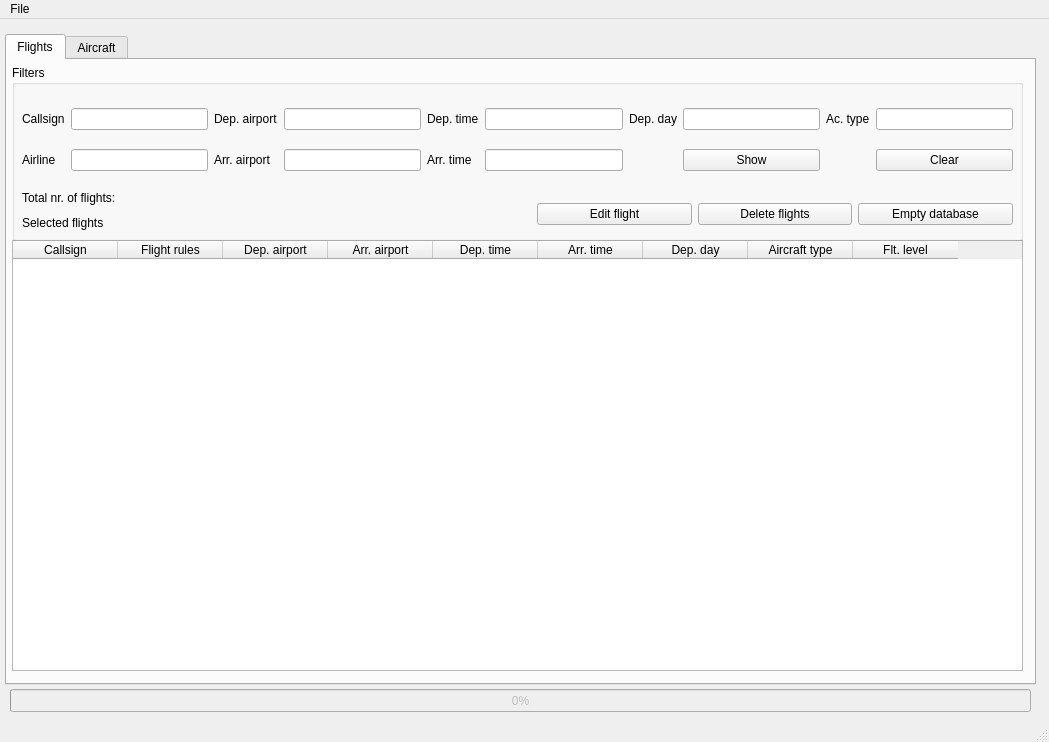
The window that ScheduleUi/MainWindow.ui (kantooon/ScheduleViewer) describes before a commit, drawn with Qt 5.
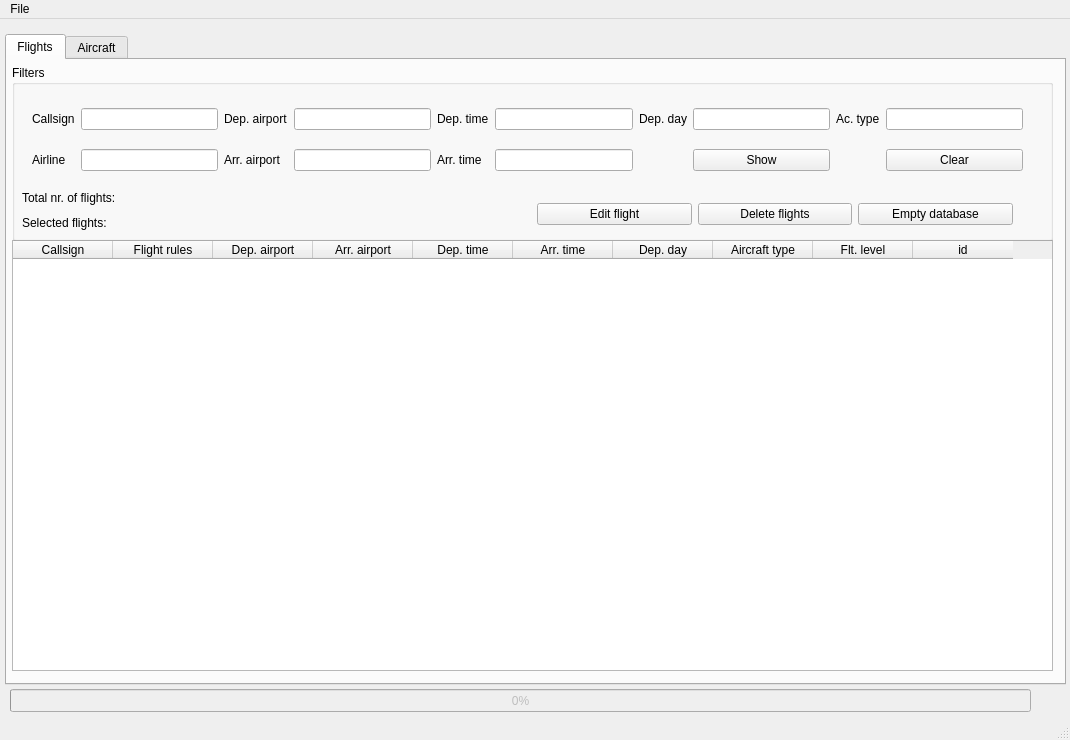
The same window after the commit. Icons and pictures are not drawn.

Diff of the .ui file:
```diff
--- a/ScheduleUi/MainWindow.ui
+++ b/ScheduleUi/MainWindow.ui
@@ -6,8 +6,8 @@
    <rect>
     <x>0</x>
     <y>0</y>
-    <width>1049</width>
-    <height>742</height>
+    <width>1070</width>
+    <height>740</height>
    </rect>
   </property>
   <property name="windowTitle">
@@ -23,7 +23,7 @@
      <rect>
       <x>5</x>
       <y>15</y>
-      <width>1031</width>
+      <width>1061</width>
       <height>651</height>
      </rect>
     </property>
@@ -39,7 +39,7 @@
        <rect>
         <x>5</x>
         <y>180</y>
-        <width>1011</width>
+        <width>1041</width>
         <height>431</height>
        </rect>
       </property>
@@ -65,7 +65,7 @@
        <bool>true</bool>
       </property>
       <attribute name="horizontalHeaderDefaultSectionSize">
-       <number>105</number>
+       <number>100</number>
       </attribute>
       <attribute name="verticalHeaderVisible">
        <bool>false</bool>
@@ -74,7 +74,7 @@
        <bool>false</bool>
       </attribute>
       <attribute name="horizontalHeaderDefaultSectionSize">
-       <number>105</number>
+       <number>100</number>
       </attribute>
       <column>
        <property name="text">
@@ -121,13 +121,18 @@
         <string>Flt. level</string>
        </property>
       </column>
+      <column>
+       <property name="text">
+        <string>id</string>
+       </property>
+      </column>
      </widget>
      <widget class="QGroupBox" name="groupBox">
       <property name="geometry">
        <rect>
         <x>5</x>
         <y>5</y>
-        <width>1011</width>
+        <width>1041</width>
         <height>176</height>
        </rect>
       </property>
@@ -137,7 +142,7 @@
       <widget class="QWidget" name="gridLayoutWidget">
        <property name="geometry">
         <rect>
-         <x>10</x>
+         <x>20</x>
          <y>30</y>
          <width>991</width>
          <height>91</height>
@@ -316,7 +321,7 @@
         </rect>
        </property>
        <property name="text">
-        <string>Selected flights</string>
+        <string>Selected flights:</string>
        </property>
       </widget>
       <widget class="QLabel" name="labelTotalFlights">
@@ -375,7 +380,7 @@
     <rect>
      <x>0</x>
      <y>0</y>
-     <width>1049</width>
+     <width>1070</width>
      <height>21</height>
     </rect>
    </property>
```
